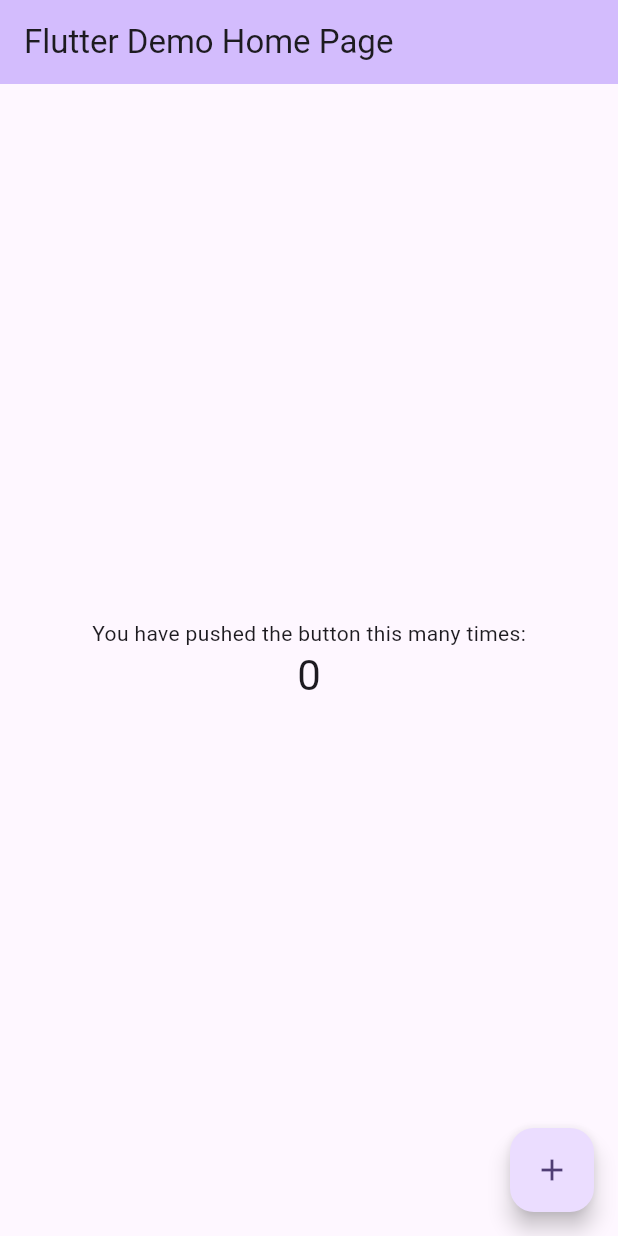
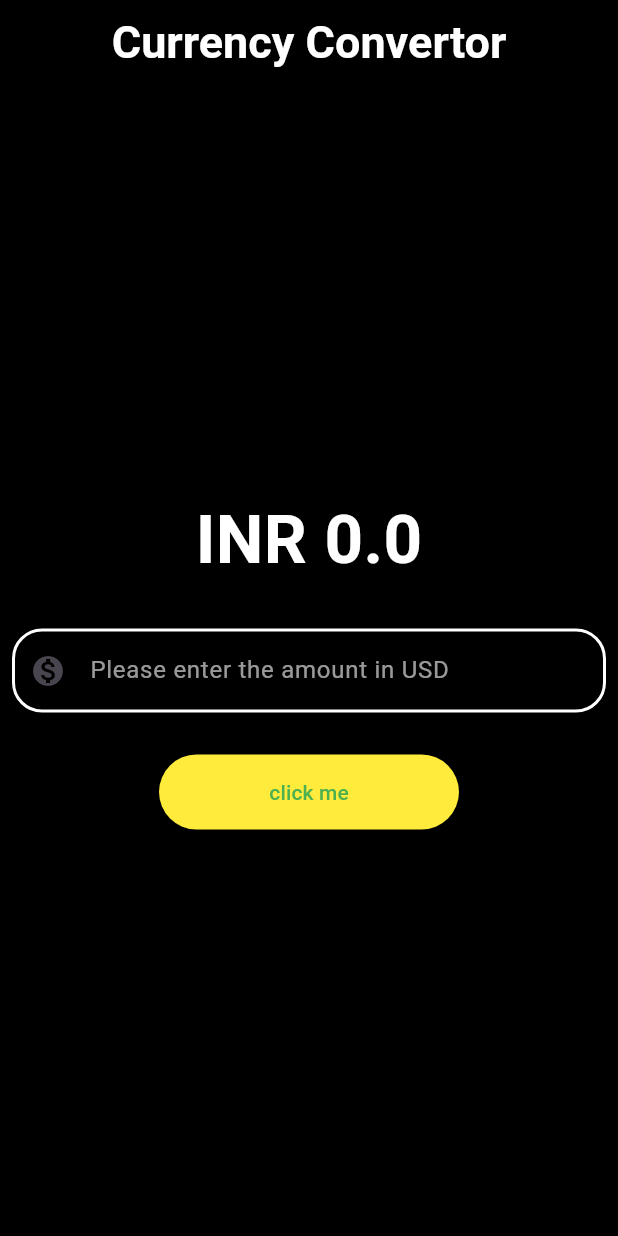
Before and after one commit to shamy750/currencyConvertor, a Flutter app: the screen it shows after launch, on a phone screen of 412 x 824 dp. Run offline on Flutter 3.47's test engine with Material 3 defaults, Android fonts, the phone set to English and light mode, and no system bars.

Commit message:
Completed logic for currency convertor

```diff
--- /dev/null
+++ b/currency_convertor/lib/currency_convertor.dart
@@ -0,0 +1,91 @@
+// ignore_for_file: deprecated_member_use
+
+import 'package:flutter/material.dart';
+
+class CurrencyConvertorMaterialPage extends StatefulWidget {
+  const CurrencyConvertorMaterialPage({super.key});
+  @override
+  State<CurrencyConvertorMaterialPage> createState() =>
+      _CurrencyConvertorMaterialPageState();
+}
+
+class _CurrencyConvertorMaterialPageState
+    extends State<CurrencyConvertorMaterialPage> {
+  double result = 0.0;
+  final TextEditingController textEditingController = TextEditingController();
+  @override
+  void initState() {
+    super.initState();
+  }
+
+  @override
+  Widget build(BuildContext context) {
+    const border = OutlineInputBorder(
+        borderSide: BorderSide(
+            color: Colors.white, width: 2.0, style: BorderStyle.solid),
+        borderRadius: BorderRadius.all(Radius.circular(20)));
+    return Scaffold(
+      appBar: AppBar(
+        backgroundColor: Colors.black,
+        elevation: 0,
+        title: const Text("Currency Convertor"),
+        centerTitle: true,
+        titleTextStyle: const TextStyle(
+            color: Colors.white, fontWeight: FontWeight.bold, fontSize: 30),
+      ),
+      backgroundColor: Colors.black,
+      body: Center(
+        child: Column(
+          mainAxisAlignment: MainAxisAlignment.center,
+          children: [
+            Container(
+              padding: const EdgeInsets.all(10.0),
+              margin: const EdgeInsets.all(10),
+              child: Text(
+                'INR $result',
+                style: const TextStyle(
+                    fontSize: 45,
+                    fontWeight: FontWeight.bold,
+                    color: Colors.white),
+              ),
+            ),
+            Padding(
+              padding: const EdgeInsets.all(8.0),
+              child: TextField(
+                controller: textEditingController,
+                style: const TextStyle(
+                  color: Colors.white,
+                ),
+                decoration: const InputDecoration(
+                  hintText: "Please enter the amount in USD",
+                  hintStyle: TextStyle(color: Colors.white60),
+                  prefixIcon: Icon(Icons.monetization_on),
+                  focusedBorder: border,
+                  enabledBorder: border,
+                ),
+                keyboardType:
+                    const TextInputType.numberWithOptions(decimal: true),
+              ),
+            ),
+            Container(
+              margin: const EdgeInsets.all(20.0),
+              child: ElevatedButton(
+                  onPressed: () {
+                    setState(() {
+                      result = double.parse(textEditingController.text) * 81;
+                    });
+                  },
+                  style: TextButton.styleFrom(
+                    elevation: 10,
+                    backgroundColor: Colors.yellow,
+                    foregroundColor: Colors.green,
+                    fixedSize: const Size(200, 50),
+                  ),
+                  child: const Text("click me")),
+            ),
+          ],
+        ),
+      ),
+    );
+  }
+}
--- a/currency_convertor/lib/main.dart
+++ b/currency_convertor/lib/main.dart
@@ -1,3 +1,4 @@
+import 'package:currency_convertor/currency_convertor.dart';
 import 'package:flutter/material.dart';
 
 void main() {
@@ -7,119 +8,10 @@ void main() {
 class MyApp extends StatelessWidget {
   const MyApp({super.key});
 
-  // This widget is the root of your application.
   @override
   Widget build(BuildContext context) {
-    return MaterialApp(
-      title: 'Flutter Demo',
-      theme: ThemeData(
-        // This is the theme of your application.
-        //
-        // TRY THIS: Try running your application with "flutter run". You'll see
-        // the application has a purple toolbar. Then, without quitting the app,
-        // try changing the seedColor in the colorScheme below to Colors.green
-        // and then invoke "hot reload" (save your changes or press the "hot
-        // reload" button in a Flutter-supported IDE, or press "r" if you used
-        // the command line to start the app).
-        //
-        // Notice that the counter didn't reset back to zero; the application
-        // state is not lost during the reload. To reset the state, use hot
-        // restart instead.
-        //
-        // This works for code too, not just values: Most code changes can be
-        // tested with just a hot reload.
-        colorScheme: ColorScheme.fromSeed(seedColor: Colors.deepPurple),
-        useMaterial3: true,
-      ),
-      home: const MyHomePage(title: 'Flutter Demo Home Page'),
+    return const MaterialApp(
+      home: CurrencyConvertorMaterialPage(),
     );
   }
 }
-
-class MyHomePage extends StatefulWidget {
-  const MyHomePage({super.key, required this.title});
-
-  // This widget is the home page of your application. It is stateful, meaning
-  // that it has a State object (defined below) that contains fields that affect
-  // how it looks.
-
-  // This class is the configuration for the state. It holds the values (in this
-  // case the title) provided by the parent (in this case the App widget) and
-  // used by the build method of the State. Fields in a Widget subclass are
-  // always marked "final".
-
-  final String title;
-
-  @override
-  State<MyHomePage> createState() => _MyHomePageState();
-}
-
-class _MyHomePageState extends State<MyHomePage> {
-  int _counter = 0;
-
-  void _incrementCounter() {
-    setState(() {
-      // This call to setState tells the Flutter framework that something has
-      // changed in this State, which causes it to rerun the build method below
-      // so that the display can reflect the updated values. If we changed
-      // _counter without calling setState(), then the build method would not be
-      // called again, and so nothing would appear to happen.
-      _counter++;
-    });
-  }
-
-  @override
-  Widget build(BuildContext context) {
-    // This method is rerun every time setState is called, for instance as done
-    // by the _incrementCounter method above.
-    //
-    // The Flutter framework has been optimized to make rerunning build methods
-    // fast, so that you can just rebuild anything that needs updating rather
-    // than having to individually change instances of widgets.
-    return Scaffold(
-      appBar: AppBar(
-        // TRY THIS: Try changing the color here to a specific color (to
-        // Colors.amber, perhaps?) and trigger a hot reload to see the AppBar
-        // change color while the other colors stay the same.
-        backgroundColor: Theme.of(context).colorScheme.inversePrimary,
-        // Here we take the value from the MyHomePage object that was created by
-        // the App.build method, and use it to set our appbar title.
-        title: Text(widget.title),
-      ),
-      body: Center(
-        // Center is a layout widget. It takes a single child and positions it
-        // in the middle of the parent.
-        child: Column(
-          // Column is also a layout widget. It takes a list of children and
-          // arranges them vertically. By default, it sizes itself to fit its
-          // children horizontally, and tries to be as tall as its parent.
-          //
-          // Column has various properties to control how it sizes itself and
-          // how it positions its children. Here we use mainAxisAlignment to
-          // center the children vertically; the main axis here is the vertical
-          // axis because Columns are vertical (the cross axis would be
-          // horizontal).
-          //
-          // TRY THIS: Invoke "debug painting" (choose the "Toggle Debug Paint"
-          // action in the IDE, or press "p" in the console), to see the
-          // wireframe for each widget.
-          mainAxisAlignment: MainAxisAlignment.center,
-          children: <Widget>[
-            const Text(
-              'You have pushed the button this many times:',
-            ),
-            Text(
-              '$_counter',
-              style: Theme.of(context).textTheme.headlineMedium,
-            ),
-          ],
-        ),
-      ),
-      floatingActionButton: FloatingActionButton(
-        onPressed: _incrementCounter,
-        tooltip: 'Increment',
-        child: const Icon(Icons.add),
-      ), // This trailing comma makes auto-formatting nicer for build methods.
-    );
-  }
-}
```
